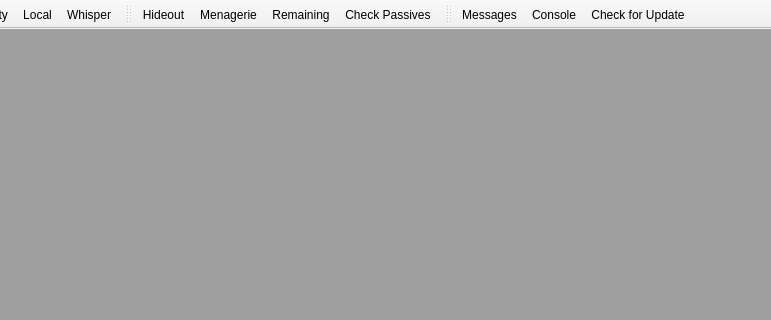
The window that PoePal/PMainWindow.ui (PoePal/PoePal) describes before a commit, drawn with Qt 5; both pictures show x 179 to 950 and y 0 to 320 of the 950 by 792 pixel window.
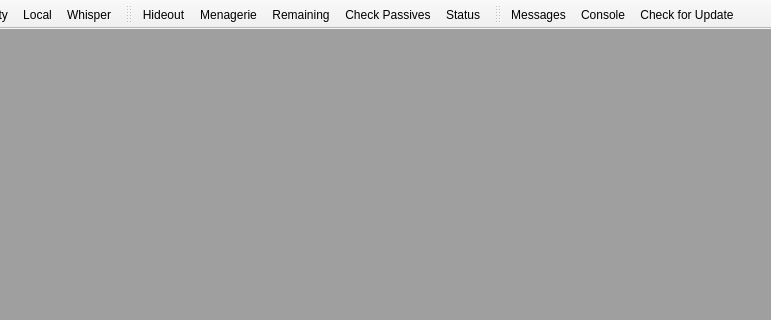
The same window after the commit. Icons and pictures are not drawn.

Commit message:
Added a new status widget for setting AFK, DND, autoreply, etc.
This handles everything status-message related:
 - Sets social status
 - Sets public party description and opens a public party
 - Sets DND message and enables/disables DND mode.
 - Sets AFK message and enables/disables AFK mode.
 - Sets autoreply message.
 - Shows current status known to PoePal. It can't know the initial
   state but looks for messages to determine after something is
   done.

```diff
--- a/PoePal/PMainWindow.ui
+++ b/PoePal/PMainWindow.ui
@@ -85,6 +85,7 @@
    <addaction name="_MenagerieAction"/>
    <addaction name="_RemainingAction"/>
    <addaction name="_PassivesAction"/>
+   <addaction name="_StatusAction"/>
   </widget>
   <widget class="QToolBar" name="_SystemToolbar">
    <property name="windowTitle">
```
Left out of the diff: 3 changed lines with no effect on the pictures. The commit also changes 13 other files.
